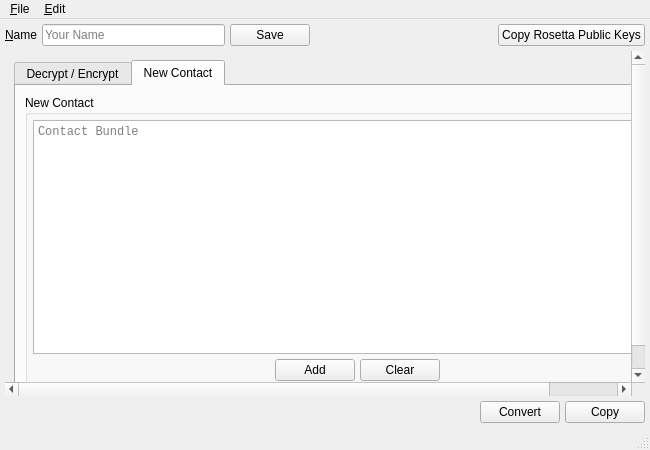
Above: branches/trunk/UI/spot-on-rosetta.ui from textbrowser/spot-on before the change. Below: the same form after it.
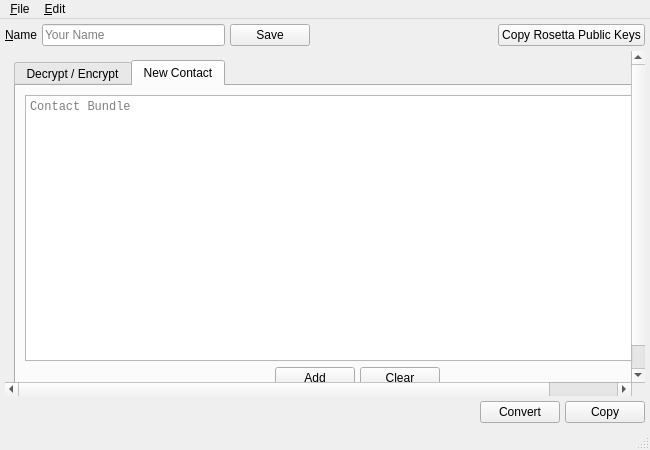
That is the form after the change. The open tabs and pages were chosen to show the change. Icons and pictures are not drawn.

Commit message: Removed widget.

Diff of the .ui file:
```diff
--- a/branches/trunk/UI/spot-on-rosetta.ui
+++ b/branches/trunk/UI/spot-on-rosetta.ui
@@ -402,27 +402,6 @@
            </attribute>
            <layout class="QVBoxLayout" name="verticalLayout_6">
             <item>
-             <widget class="QGroupBox" name="groupBox_3">
-              <property name="title">
-               <string>New Contact</string>
-              </property>
-              <layout class="QVBoxLayout" name="verticalLayout_4">
-               <property name="spacing">
-                <number>5</number>
-               </property>
-               <property name="leftMargin">
-                <number>5</number>
-               </property>
-               <property name="topMargin">
-                <number>5</number>
-               </property>
-               <property name="rightMargin">
-                <number>5</number>
-               </property>
-               <property name="bottomMargin">
-                <number>5</number>
-               </property>
-               <item>
                 <widget class="QTextEdit" name="newContact">
                  <property name="font">
                   <font>
@@ -483,9 +462,6 @@
                   </spacer>
                  </item>
                 </layout>
-               </item>
-              </layout>
-             </widget>
             </item>
            </layout>
           </widget>
```
Lines whose indentation alone changed are shown as unchanged.
